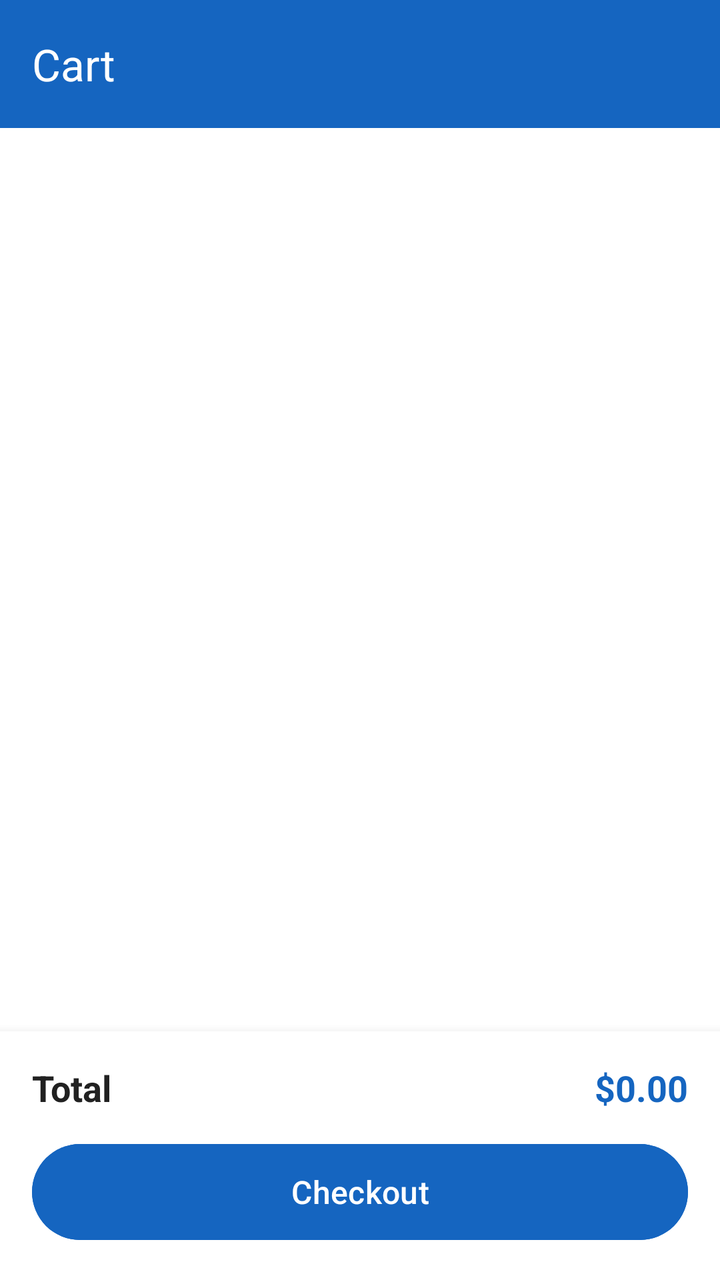
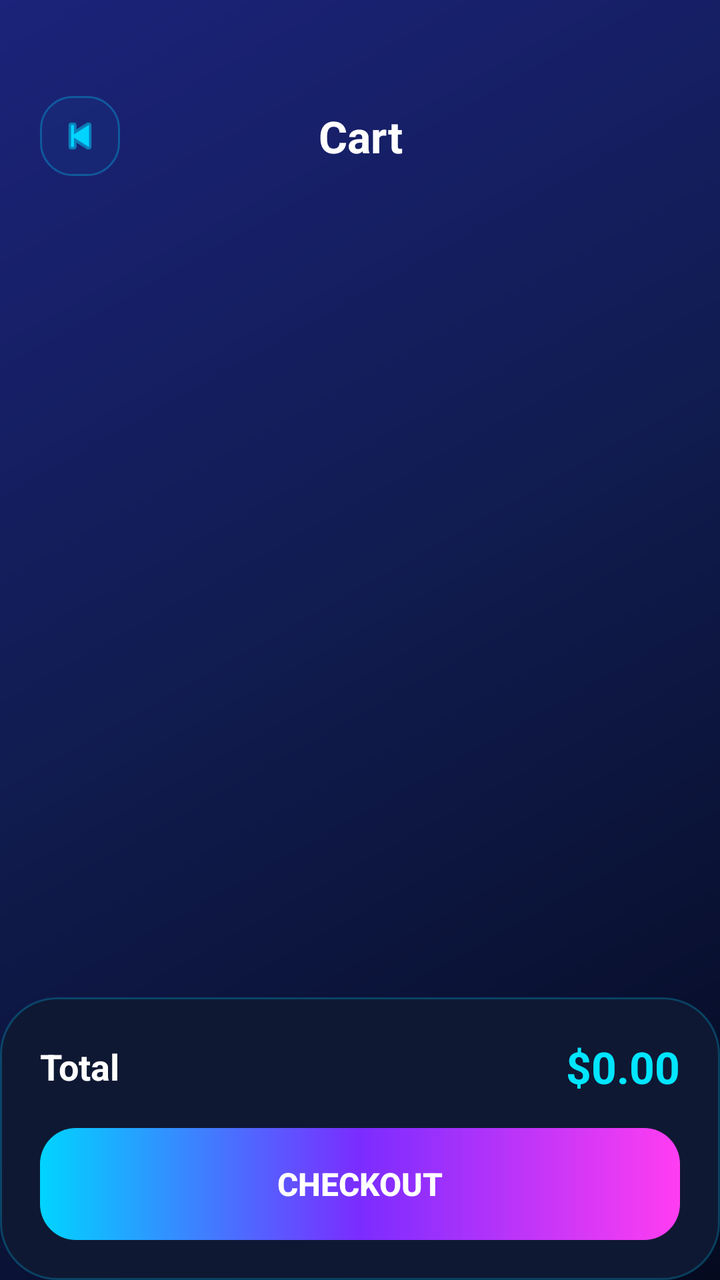

Compare the two renders of this Android layout. The source of the first and the diff that turns it into the second are given below.
<!-- AndroidManifest.xml: application theme Theme.CompShop -->
<!-- res/layout/activity_cart.xml -->
<?xml version="1.0" encoding="utf-8"?>
<LinearLayout xmlns:android="http://schemas.android.com/apk/res/android"
    android:layout_width="match_parent"
    android:layout_height="match_parent"
    android:orientation="vertical"
    android:background="@color/white">

    
    <com.google.android.material.appbar.MaterialToolbar
        android:id="@+id/toolbar"
        android:layout_width="match_parent"
        android:layout_height="?attr/actionBarSize"
        android:background="#1565C0"
        app:title="@string/cart"
        app:titleTextColor="@color/white"
        xmlns:app="http://schemas.android.com/apk/res-auto"/>

    
    <TextView
        android:id="@+id/tvEmpty"
        android:layout_width="match_parent"
        android:layout_height="0dp"
        android:layout_weight="1"
        android:gravity="center"
        android:text="@string/cart_empty"
        android:textSize="18sp"
        android:textColor="#666666"
        android:visibility="gone"/>

    
    <androidx.recyclerview.widget.RecyclerView
        android:id="@+id/rvCart"
        android:layout_width="match_parent"
        android:layout_height="0dp"
        android:layout_weight="1"
        android:padding="8dp"
        android:clipToPadding="false"/>

    
    <LinearLayout
        android:id="@+id/layoutCheckout"
        android:layout_width="match_parent"
        android:layout_height="wrap_content"
        android:orientation="vertical"
        android:padding="16dp"
        android:background="@color/white"
        android:elevation="8dp">

        <LinearLayout
            android:layout_width="match_parent"
            android:layout_height="wrap_content"
            android:orientation="horizontal"
            android:layout_marginBottom="12dp">

            <TextView
                android:layout_width="0dp"
                android:layout_height="wrap_content"
                android:layout_weight="1"
                android:text="@string/total"
                android:textSize="18sp"
                android:textStyle="bold"
                android:textColor="#212121"/>

            <TextView
                android:id="@+id/tvTotal"
                android:layout_width="wrap_content"
                android:layout_height="wrap_content"
                android:text="$0.00"
                android:textSize="18sp"
                android:textStyle="bold"
                android:textColor="#1565C0"/>

        </LinearLayout>

        <com.google.android.material.button.MaterialButton
            android:id="@+id/btnCheckout"
            android:layout_width="match_parent"
            android:layout_height="56dp"
            android:text="@string/checkout"
            android:textSize="16sp"
            android:backgroundTint="#1565C0"/>

    </LinearLayout>

</LinearLayout>
<!-- resources referenced by this layout -->
<resources>
  <color name="white">#FFFFFF</color>
  <string name="cart">Cart</string>
  <string name="cart_empty">Your cart is empty</string>
  <string name="checkout">Checkout</string>
  <string name="total">Total</string>
  <style name="Theme.CompShop" parent="Base.Theme.CompShop" />
  <style name="Base.Theme.CompShop" parent="Theme.Material3.DayNight.NoActionBar">
          
          
      </style>
</resources>

<!-- the commit's change to res/layout/activity_cart.xml (unified diff, before → after) -->
@@ -1,19 +1,48 @@
 <?xml version="1.0" encoding="utf-8"?>
 <LinearLayout xmlns:android="http://schemas.android.com/apk/res/android"
+    xmlns:app="http://schemas.android.com/apk/res-auto"
     android:layout_width="match_parent"
     android:layout_height="match_parent"
     android:orientation="vertical"
-    android:background="@color/white">
+    android:background="@drawable/gradient_bg">
 
     
-    <com.google.android.material.appbar.MaterialToolbar
-        android:id="@+id/toolbar"
+    <LinearLayout
         android:layout_width="match_parent"
-        android:layout_height="?attr/actionBarSize"
-        android:background="#1565C0"
-        app:title="@string/cart"
-        app:titleTextColor="@color/white"
-        xmlns:app="http://schemas.android.com/apk/res-auto"/>
+        android:layout_height="wrap_content"
+        android:orientation="horizontal"
+        android:gravity="center_vertical"
+        android:paddingStart="20dp"
+        android:paddingEnd="20dp"
+        android:paddingTop="48dp"
+        android:paddingBottom="16dp">
+
+        <ImageView
+            android:id="@+id/btnBack"
+            android:layout_width="40dp"
+            android:layout_height="40dp"
+            android:src="@android:drawable/ic_media_previous"
+            app:tint="#00D4FF"
+            android:background="@drawable/btn_social_neon"
+            android:padding="8dp"
+            android:clickable="true"
+            android:focusable="true"/>
+
+        <TextView
+            android:layout_width="0dp"
+            android:layout_height="wrap_content"
+            android:layout_weight="1"
+            android:text="@string/cart"
+            android:textSize="22sp"
+            android:textStyle="bold"
+            android:textColor="#FFFFFF"
+            android:gravity="center"/>
+
+        <View
+            android:layout_width="40dp"
+            android:layout_height="40dp"/>
+
+    </LinearLayout>
 
     
     <TextView
@@ -24,7 +53,7 @@
         android:gravity="center"
         android:text="@string/cart_empty"
         android:textSize="18sp"
-        android:textColor="#666666"
+        android:textColor="#80FFFFFF"
         android:visibility="gone"/>
 
     
@@ -33,7 +62,7 @@
         android:layout_width="match_parent"
         android:layout_height="0dp"
         android:layout_weight="1"
-        android:padding="8dp"
+        android:padding="12dp"
         android:clipToPadding="false"/>
 
     
@@ -42,15 +71,15 @@
         android:layout_width="match_parent"
         android:layout_height="wrap_content"
         android:orientation="vertical"
-        android:padding="16dp"
-        android:background="@color/white"
-        android:elevation="8dp">
+        android:padding="20dp"
+        android:background="@drawable/card_glass_neon">
 
         <LinearLayout
             android:layout_width="match_parent"
             android:layout_height="wrap_content"
             android:orientation="horizontal"
-            android:layout_marginBottom="12dp">
+            android:gravity="center_vertical"
+            android:layout_marginBottom="16dp">
 
             <TextView
                 android:layout_width="0dp"
@@ -59,26 +88,29 @@
                 android:text="@string/total"
                 android:textSize="18sp"
                 android:textStyle="bold"
-                android:textColor="#212121"/>
+                android:textColor="#FFFFFF"/>
 
             <TextView
                 android:id="@+id/tvTotal"
                 android:layout_width="wrap_content"
                 android:layout_height="wrap_content"
                 android:text="$0.00"
-                android:textSize="18sp"
+                android:textSize="22sp"
                 android:textStyle="bold"
-                android:textColor="#1565C0"/>
+                android:textColor="#00E5FF"/>
 
         </LinearLayout>
 
-        <com.google.android.material.button.MaterialButton
+        <Button
             android:id="@+id/btnCheckout"
             android:layout_width="match_parent"
             android:layout_height="56dp"
             android:text="@string/checkout"
             android:textSize="16sp"
-            android:backgroundTint="#1565C0"/>
+            android:textStyle="bold"
+            android:textColor="#FFFFFF"
+            android:background="@drawable/btn_neon_gradient"
+            android:stateListAnimator="@null"/>
 
     </LinearLayout>
 
<!-- resource entries referenced after the edit -->
@@ -1,6 +1,47 @@
 <!-- resources referenced by this layout -->
 <resources>
-  <color name="white">#FFFFFF</color>
+  <!-- drawable btn_neon_gradient (drawable) -->
+  <?xml version="1.0" encoding="utf-8"?>
+  <shape xmlns:android="http://schemas.android.com/apk/res/android"
+      android:shape="rectangle">
+      <gradient
+          android:type="linear"
+          android:angle="0"
+          android:startColor="#00D4FF"
+          android:centerColor="#7B2CFF"
+          android:endColor="#FF3DF2"/>
+      <corners android:radius="18dp"/>
+  </shape>
+  <!-- drawable btn_social_neon (drawable) -->
+  <?xml version="1.0" encoding="utf-8"?>
+  <shape xmlns:android="http://schemas.android.com/apk/res/android"
+      android:shape="rectangle">
+      <solid android:color="#0800D4FF"/>
+      <stroke
+          android:width="1dp"
+          android:color="#4D00D4FF"/>
+      <corners android:radius="16dp"/>
+  </shape>
+  <!-- drawable card_glass_neon (drawable) -->
+  <?xml version="1.0" encoding="utf-8"?>
+  <shape xmlns:android="http://schemas.android.com/apk/res/android"
+      android:shape="rectangle">
+      <solid android:color="#0F1833"/>
+      <stroke
+          android:width="1dp"
+          android:color="#3D00D4FF"/>
+      <corners android:radius="28dp"/>
+  </shape>
+  <!-- drawable gradient_bg (drawable) -->
+  <?xml version="1.0" encoding="utf-8"?>
+  <shape xmlns:android="http://schemas.android.com/apk/res/android">
+      <gradient
+          android:type="linear"
+          android:angle="135"
+          android:startColor="#050A1F"
+          android:centerColor="#101B4D"
+          android:endColor="#1B237A"/>
+  </shape>
   <string name="cart">Cart</string>
   <string name="cart_empty">Your cart is empty</string>
   <string name="checkout">Checkout</string>
